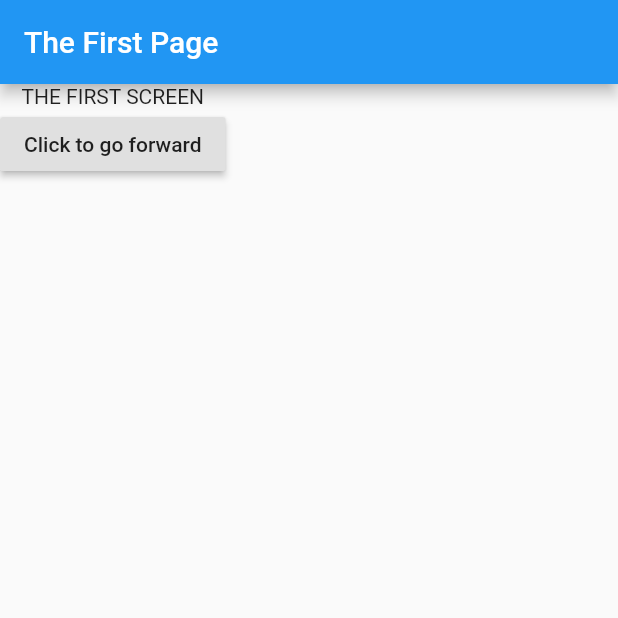
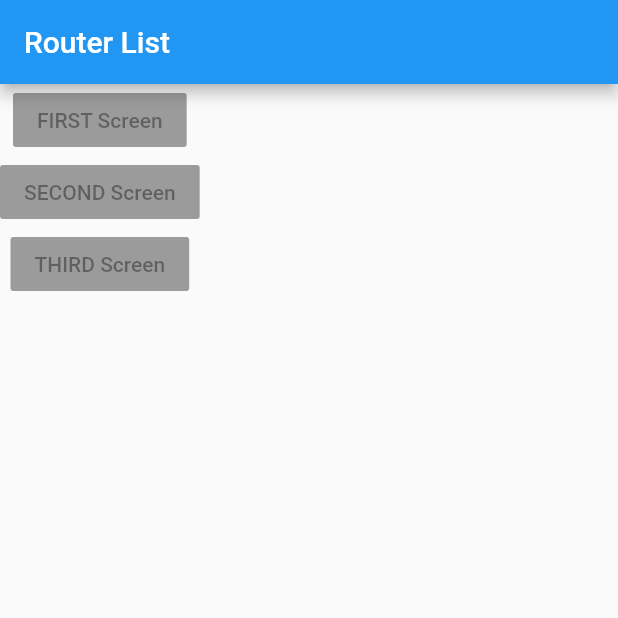
Before and after one commit to ricardoham/my-flutter-app-navigation, a Flutter app: the screen it shows after launch, on a phone screen of 412 x 824 dp, the top half of it. Run offline on Flutter 3.47's test engine with Material 2 defaults, Android fonts, the phone set to English and light mode, and no system bars.

Commit message:
dev: main app add a router list

```diff
--- a/lib/main.dart
+++ b/lib/main.dart
@@ -1,4 +1,5 @@
 import 'package:flutter/material.dart';
+import './screens/router_list.dart';
 import './screens/first_screen.dart';
 
 void main() => runApp(MyApp());
@@ -12,7 +13,8 @@ class MyApp extends StatelessWidget {
       theme: ThemeData(
         primarySwatch: Colors.blue,
       ),
-      home: FirstScreen(),
+      initialRoute: '/',
+      routes: {'/': (context) => RouterList()},
     );
   }
 }
--- /dev/null
+++ b/lib/screens/router_list.dart
@@ -0,0 +1,28 @@
+import 'package:flutter/material.dart';
+
+class RouterList extends StatelessWidget {
+  const RouterList({Key key}) : super(key: key);
+
+  @override
+  Widget build(BuildContext context) {
+    return Scaffold(
+      appBar: AppBar(title: Text('Router List')),
+      body: Column(
+        children: <Widget>[
+          RaisedButton(
+            onPressed: null,
+            child: Text('FIRST Screen'),
+          ),
+          RaisedButton(
+            onPressed: null,
+            child: Text('SECOND Screen'),
+          ),
+          RaisedButton(
+            onPressed: null,
+            child: Text('THIRD Screen'),
+          ),
+        ],
+      ),
+    );
+  }
+}
--- /dev/null
+++ b/lib/screens/third_screen.dart
@@ -0,0 +1 @@
+import 'package:flutter/material.dart';
```
